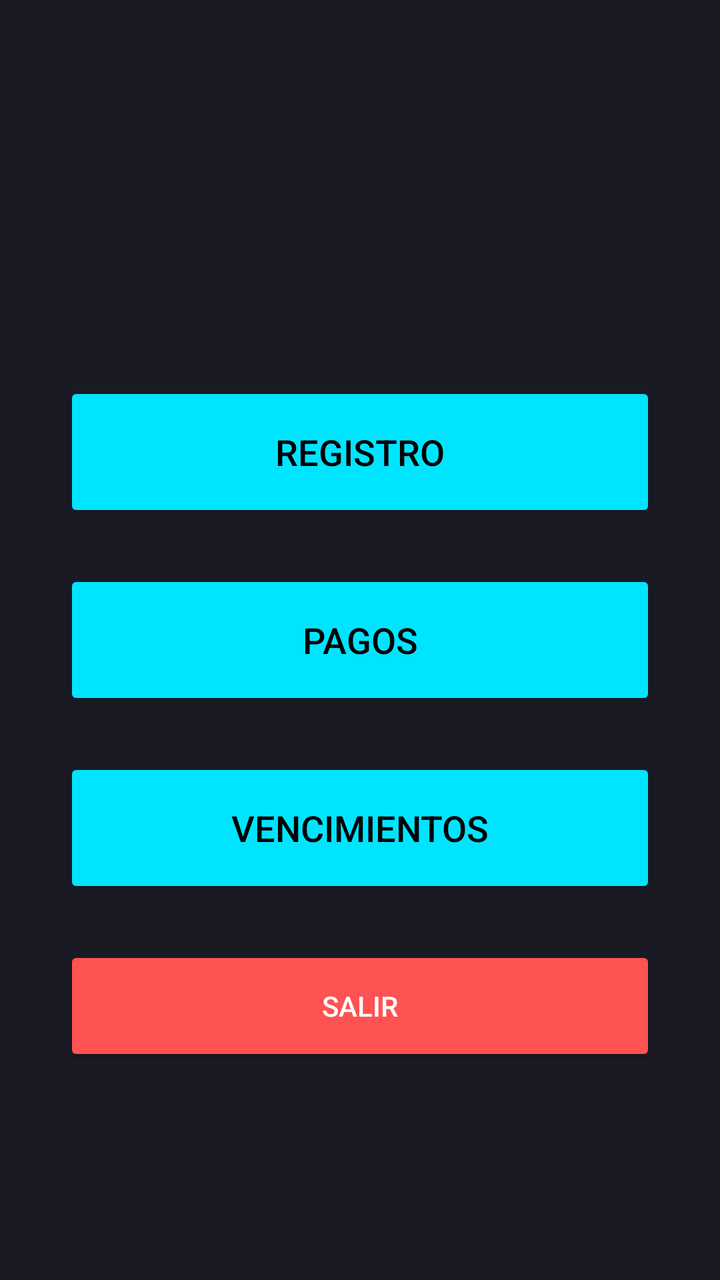
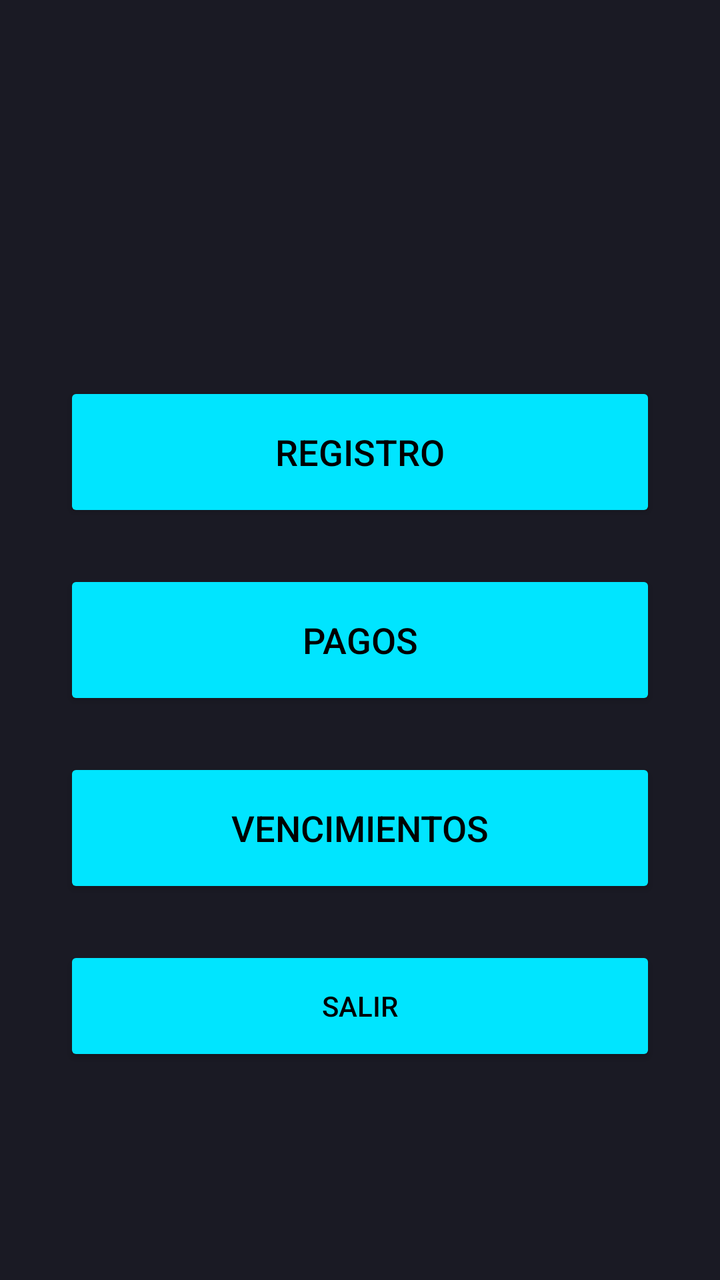

Before-and-after screenshots of an Android layout around one commit, followed by the original layout XML and the change that was made.
<!-- AndroidManifest.xml: application theme Theme.triada_DAM_MTlon -->
<!-- res/layout/activity_menu.xml -->
<?xml version="1.0" encoding="utf-8"?>
<androidx.constraintlayout.widget.ConstraintLayout
    xmlns:android="http://schemas.android.com/apk/res/android"
    xmlns:app="http://schemas.android.com/apk/res-auto"
    android:layout_width="match_parent"
    android:layout_height="match_parent"
    android:background="#1A1A24">


    <Button
        android:id="@+id/btnRegistro"
        android:layout_width="0dp"
        android:layout_height="70dp"
        android:layout_marginHorizontal="32dp"
        android:layout_marginBottom="24dp"
        android:backgroundTint="#00E5FF"
        android:text="REGISTRO"
        android:textColor="#000000"
        android:textSize="18sp"
        app:layout_constraintBottom_toTopOf="@+id/btnPagos"
        app:layout_constraintEnd_toEndOf="parent"
        app:layout_constraintStart_toStartOf="parent"
        app:layout_constraintTop_toTopOf="parent"
        app:layout_constraintVertical_chainStyle="packed" />

    <Button
        android:id="@+id/btnPagos"
        android:layout_width="0dp"
        android:layout_height="70dp"
        android:text="PAGOS"
        android:textSize="18sp"
        android:textColor="#000000"
        android:backgroundTint="#00E5FF"
        app:layout_constraintTop_toBottomOf="@+id/btnRegistro"
        app:layout_constraintBottom_toTopOf="@+id/btnVencimientos"
        app:layout_constraintStart_toStartOf="parent"
        app:layout_constraintEnd_toEndOf="parent"
        android:layout_marginHorizontal="32dp"
        android:layout_marginBottom="24dp" />

    <Button
        android:id="@+id/btnVencimientos"
        android:layout_width="0dp"
        android:layout_height="70dp"
        android:text="VENCIMIENTOS"
        android:textSize="18sp"
        android:textColor="#000000"
        android:backgroundTint="#00E5FF"
        app:layout_constraintTop_toBottomOf="@+id/btnPagos"
        app:layout_constraintBottom_toBottomOf="parent"
        app:layout_constraintStart_toStartOf="parent"
        app:layout_constraintEnd_toEndOf="parent"
        android:layout_marginHorizontal="32dp" />

    <Button
        android:id="@+id/btnSalir"
        android:layout_width="0dp"
        android:layout_height="60dp"
        android:text="SALIR"
        android:backgroundTint="#FF5252"
        android:textColor="#FFFFFF"
        android:layout_marginTop="24dp"
        app:layout_constraintTop_toBottomOf="@+id/btnVencimientos"
        app:layout_constraintStart_toStartOf="parent"
        app:layout_constraintEnd_toEndOf="parent"
        android:layout_marginHorizontal="32dp" />

</androidx.constraintlayout.widget.ConstraintLayout>
<!-- resources referenced by this layout -->
<resources>
  <style name="Theme.triada_DAM_MTlon" parent="Base.Theme.triada_DAM_MTlon" />
  <style name="Base.Theme.triada_DAM_MTlon" parent="Theme.Material3.DayNight.NoActionBar">
          
          
      </style>
</resources>

<!-- the commit's change to res/layout/activity_menu.xml (unified diff, before → after) -->
@@ -57,8 +57,8 @@
         android:layout_width="0dp"
         android:layout_height="60dp"
         android:text="SALIR"
-        android:backgroundTint="#FF5252"
-        android:textColor="#FFFFFF"
+        android:backgroundTint="#00E5FF"
+        android:textColor="#000000"
         android:layout_marginTop="24dp"
         app:layout_constraintTop_toBottomOf="@+id/btnVencimientos"
         app:layout_constraintStart_toStartOf="parent"
